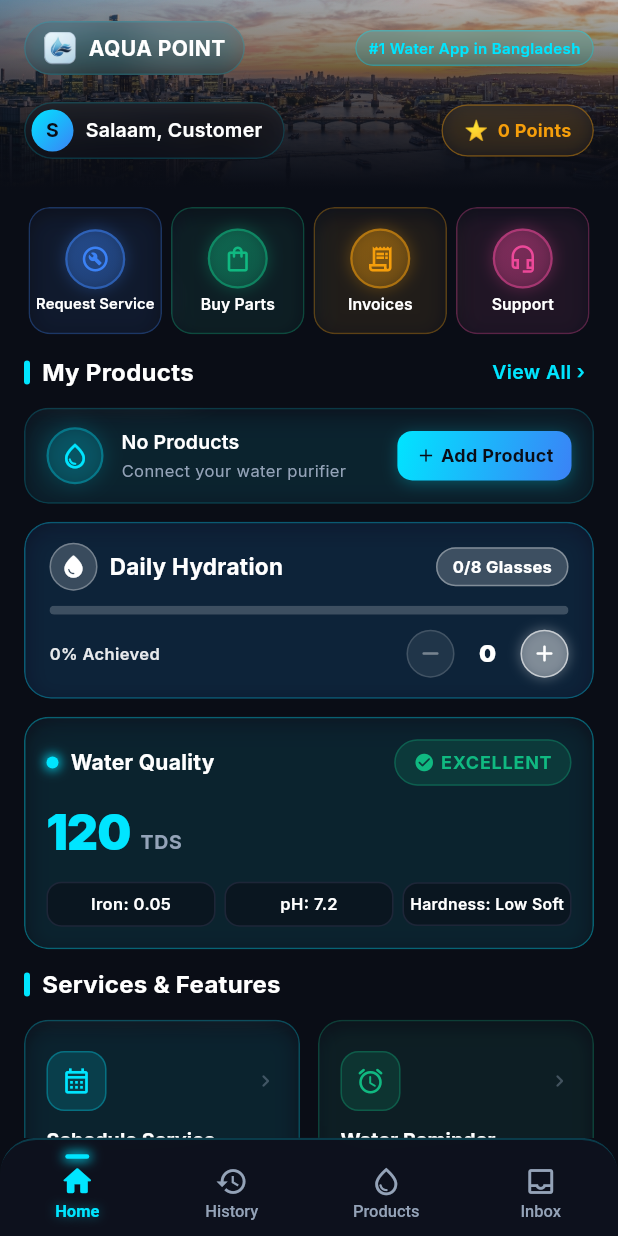
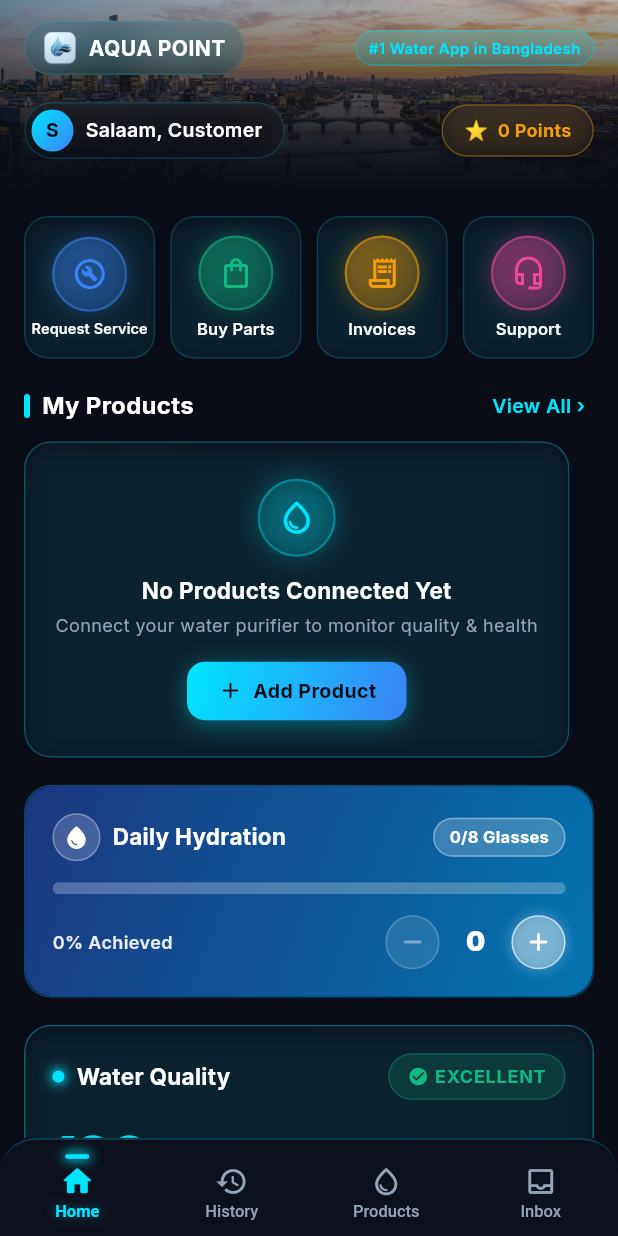
Before and after one commit to mahbubshihab/aqua_point_user_app, a Flutter app: the screen it shows after launch, on a phone screen of 412 x 824 dp. Run offline on Flutter 3.47's test engine with Material 3 defaults, Android fonts, the light colour scheme and no system bars; our stand-ins replace equatable, flutter_bloc, gap, google_fonts; network calls fail.

Commit message:
style(home): restore spacious luxury card layout and elevate UI polish

```diff
--- a/lib/features/home/presentation/pages/home_page.dart
+++ b/lib/features/home/presentation/pages/home_page.dart
@@ -76,7 +76,7 @@
                         );
                       },
                     ),
-                    const Gap(12),
+                    const Gap(18),
 
                     // Content below header banner with horizontal padding
                     Padding(
@@ -124,11 +124,11 @@
                               ),
                             ],
                           ),
-                          const Gap(12),
+                          const Gap(18),
 
                           // My Products Section
                           const MyProductsSection(),
-                          const Gap(12),
+                          const Gap(18),
 
                           // Hydration Tracker Widget
                           HydrationTrackerWidget(
@@ -140,19 +140,19 @@
                               context.read<HomeBloc>().add(const DecrementHydration());
                             },
                           ),
-                          const Gap(12),
+                          const Gap(18),
 
                           // Water Quality Card
                           WaterQualityCard(waterQuality: state.waterQuality),
-                          const Gap(12),
+                          const Gap(18),
 
                           // Services Grid
                           const ServicesGrid(),
-                          const Gap(12),
+                          const Gap(18),
 
                           // Blogs & News Section
                           BlogsNewsSection(blogs: state.blogs),
-                          const Gap(20),
+                          const Gap(24),
 
                           // Footer
                           const Center(
--- a/lib/features/home/presentation/widgets/hydration_tracker_widget.dart
+++ b/lib/features/home/presentation/widgets/hydration_tracker_widget.dart
@@ -21,10 +21,23 @@
         : 0.0;
 
     return GlassCard(
-      padding: const EdgeInsets.symmetric(horizontal: 16, vertical: 13),
+      padding: EdgeInsets.zero,
       borderRadius: 18,
-      fillColor: const Color(0x2A1E3A8A),
-      borderColor: const Color(0xFF06B6D4).withValues(alpha: 0.4),
+      borderColor: const Color(0xFF0284C7).withValues(alpha: 0.5),
+      fillColor: Colors.transparent,
+      child: Container(
+        padding: const EdgeInsets.all(18),
+        decoration: BoxDecoration(
+          borderRadius: BorderRadius.circular(18),
+          gradient: LinearGradient(
+            colors: [
+              const Color(0xFF1E3A8A).withValues(alpha: 0.9),
+              const Color(0xFF0284C7).withValues(alpha: 0.85),
+            ],
+            begin: Alignment.topLeft,
+            end: Alignment.bottomRight,
+          ),
+        ),
         child: Column(
           crossAxisAlignment: CrossAxisAlignment.start,
           children: [
@@ -86,53 +99,53 @@
               ],
             ),
 
-          const SizedBox(height: 10),
+            const SizedBox(height: 14),
 
-          // Minimal Progress Bar
+            // Glass Linear Progress Bar
             ClipRRect(
               borderRadius: BorderRadius.circular(10),
               child: LinearProgressIndicator(
                 value: progressRatio,
-              minHeight: 6,
-              backgroundColor: Colors.white.withValues(alpha: 0.2),
+                minHeight: 8,
+                backgroundColor: Colors.white.withValues(alpha: 0.25),
                 valueColor: const AlwaysStoppedAnimation<Color>(Colors.white),
               ),
             ),
 
-          const SizedBox(height: 10),
+            const SizedBox(height: 14),
 
-          // Interactive Controls Row with Glowing Circular Glass Buttons
+            // Interactive Controls Row with Frosted White Glass Buttons
             Row(
               mainAxisAlignment: MainAxisAlignment.spaceBetween,
               children: [
                 Text(
                   '${(progressRatio * 100).toInt()}% Achieved',
                   style: TextStyle(
-                  fontSize: 11,
+                    fontSize: 12,
                     fontWeight: FontWeight.w600,
                     color: Colors.white.withValues(alpha: 0.9),
                   ),
                 ),
                 Row(
                   children: [
-                  // Glowing Glass Decrement Button (-)
+                    // Frosted White Glass Decrement Button (-)
                     Material(
                       color: Colors.transparent,
                       child: InkWell(
                         onTap: hydration.currentGlasses > 0 ? onDecrement : null,
-                      borderRadius: BorderRadius.circular(16),
+                        borderRadius: BorderRadius.circular(18),
                         child: Container(
-                        width: 32,
-                        height: 32,
+                          width: 36,
+                          height: 36,
                           decoration: BoxDecoration(
                             shape: BoxShape.circle,
                             color: hydration.currentGlasses > 0
                                 ? Colors.white.withValues(alpha: 0.25)
-                              : Colors.white.withValues(alpha: 0.08),
+                                : Colors.white.withValues(alpha: 0.1),
                             border: Border.all(
                               color: hydration.currentGlasses > 0
-                                ? Colors.white.withValues(alpha: 0.4)
-                                : Colors.white.withValues(alpha: 0.15),
+                                  ? Colors.white.withValues(alpha: 0.5)
+                                  : Colors.white.withValues(alpha: 0.2),
                               width: 1,
                             ),
                             boxShadow: hydration.currentGlasses > 0
@@ -146,15 +159,15 @@
                           ),
                           child: Icon(
                             Icons.remove_rounded,
-                          size: 18,
+                            size: 20,
                             color: hydration.currentGlasses > 0
                                 ? Colors.white
-                              : Colors.white38,
+                                : Colors.white.withValues(alpha: 0.4),
                           ),
                         ),
                       ),
                     ),
-                  const SizedBox(width: 10),
+                    const SizedBox(width: 12),
 
                     // Central Count Display
                     Container(
@@ -163,23 +176,23 @@
                       child: Text(
                         '${hydration.currentGlasses}',
                         style: const TextStyle(
-                        fontSize: 16,
+                          fontSize: 18,
                           fontWeight: FontWeight.w900,
                           color: Colors.white,
                         ),
                       ),
                     ),
-                  const SizedBox(width: 10),
+                    const SizedBox(width: 12),
 
-                  // Glowing Glass Increment Button (+)
+                    // Frosted White Glass Increment Button (+)
                     Material(
                       color: Colors.transparent,
                       child: InkWell(
                         onTap: onIncrement,
-                      borderRadius: BorderRadius.circular(16),
+                        borderRadius: BorderRadius.circular(18),
                         child: Container(
-                        width: 32,
-                        height: 32,
+                          width: 36,
+                          height: 36,
                           decoration: BoxDecoration(
                             shape: BoxShape.circle,
                             color: Colors.white.withValues(alpha: 0.3),
@@ -197,7 +210,7 @@
                           ),
                           child: const Icon(
                             Icons.add_rounded,
-                          size: 18,
+                            size: 20,
                             color: Colors.white,
                           ),
                         ),
@@ -209,6 +222,7 @@
             ),
           ],
         ),
+      ),
     );
   }
 }
--- a/lib/features/home/presentation/widgets/my_products_section.dart
+++ b/lib/features/home/presentation/widgets/my_products_section.dart
@@ -65,81 +65,79 @@
         ),
         const SizedBox(height: 10),
 
-        // Slim & Sleek Horizontal Empty State Glass Card
+        // Spacious, Luxurious Vertical Empty State Glass Card
         GlassCard(
-          padding: const EdgeInsets.symmetric(horizontal: 14, vertical: 12),
-          borderRadius: 16,
-          child: Row(
+          padding: const EdgeInsets.symmetric(vertical: 24, horizontal: 20),
+          borderRadius: 18,
+          borderColor: AppColors.primary.withValues(alpha: 0.3),
+          fillColor: const Color(0x1F1A2236),
+          child: Column(
+            mainAxisAlignment: MainAxisAlignment.center,
             children: [
-              // Sleek Icon Badge Container
+              // 52x52px Centered Cyan Icon Badge Container
               Container(
-                width: 38,
-                height: 38,
+                width: 52,
+                height: 52,
+                alignment: Alignment.center,
                 decoration: BoxDecoration(
                   color: AppColors.primary.withValues(alpha: 0.12),
                   shape: BoxShape.circle,
                   border: Border.all(
-                    color: AppColors.primary.withValues(alpha: 0.3),
+                    color: AppColors.primary.withValues(alpha: 0.35),
                     width: 1.5,
                   ),
                   boxShadow: [
                     BoxShadow(
-                      color: AppColors.primary.withValues(alpha: 0.15),
-                      blurRadius: 10,
+                      color: AppColors.primary.withValues(alpha: 0.25),
+                      blurRadius: 14,
                       spreadRadius: 1,
                     ),
                   ],
                 ),
                 child: const Icon(
                   Icons.water_drop_outlined,
-                  size: 20,
+                  size: 26,
                   color: AppColors.primary,
                 ),
               ),
-              const SizedBox(width: 12),
+              const SizedBox(height: 12),
 
               // Title and Subtitle Text
-              const Expanded(
-                child: Column(
-                  crossAxisAlignment: CrossAxisAlignment.start,
-                  mainAxisSize: MainAxisSize.min,
-                  children: [
-                    Text(
-                      'No Products',
+              const Text(
+                'No Products Connected Yet',
+                textAlign: TextAlign.center,
                 style: TextStyle(
-                        fontSize: 13,
-                        fontWeight: FontWeight.w600,
+                  fontSize: 15,
+                  fontWeight: FontWeight.bold,
                   color: AppColors.textPrimary,
-                        letterSpacing: 0.1,
+                  letterSpacing: 0.2,
                 ),
               ),
-                    SizedBox(height: 2),
-                    Text(
-                      'Connect your water purifier',
+              const SizedBox(height: 4),
+              const Text(
+                'Connect your water purifier to monitor quality & health',
+                textAlign: TextAlign.center,
                 style: TextStyle(
-                        fontSize: 11,
+                  fontSize: 12,
                   color: AppColors.textSecondary,
                 ),
               ),
-                  ],
-                ),
-              ),
-              const SizedBox(width: 8),
+              const SizedBox(height: 16),
 
-              // Compact Gradient Action Button + Add Product
+              // Vibrant Electric Cyan/Blue Gradient Action Button + Add Product
               Container(
                 decoration: BoxDecoration(
                   gradient: const LinearGradient(
-                    colors: [AppColors.primary, AppColors.secondary],
+                    colors: [Color(0xFF00E5FF), Color(0xFF3B82F6)],
                     begin: Alignment.topLeft,
                     end: Alignment.bottomRight,
                   ),
-                  borderRadius: BorderRadius.circular(10),
+                  borderRadius: BorderRadius.circular(12),
                   boxShadow: [
                     BoxShadow(
-                      color: AppColors.primary.withValues(alpha: 0.25),
-                      blurRadius: 8,
-                      offset: const Offset(0, 2),
+                      color: const Color(0xFF00E5FF).withValues(alpha: 0.35),
+                      blurRadius: 12,
+                      offset: const Offset(0, 3),
                     ),
                   ],
                 ),
@@ -147,21 +145,21 @@
                   color: Colors.transparent,
                   child: InkWell(
                     onTap: onAddProductTap,
-                    borderRadius: BorderRadius.circular(10),
+                    borderRadius: BorderRadius.circular(12),
                     child: const Padding(
-                      padding: EdgeInsets.symmetric(horizontal: 12, vertical: 8),
+                      padding: EdgeInsets.symmetric(horizontal: 20, vertical: 10),
                       child: Row(
                         mainAxisSize: MainAxisSize.min,
                         children: [
-                          Icon(Icons.add, size: 14, color: Color(0xFF0A0D16)),
-                          SizedBox(width: 3),
+                          Icon(Icons.add_rounded, size: 18, color: Color(0xFF0A0D16)),
+                          SizedBox(width: 6),
                           Text(
                             'Add Product',
                             style: TextStyle(
-                              fontSize: 12,
+                              fontSize: 13,
                               fontWeight: FontWeight.bold,
                               color: Color(0xFF0A0D16),
-                              letterSpacing: 0.2,
+                              letterSpacing: 0.3,
                             ),
                           ),
                         ],
--- a/lib/features/home/presentation/widgets/quick_action_grid.dart
+++ b/lib/features/home/presentation/widgets/quick_action_grid.dart
@@ -56,36 +56,36 @@
           ),
         ];
 
-    return Row(
-      mainAxisAlignment: MainAxisAlignment.spaceBetween,
+    return GridView.count(
+      crossAxisCount: 4,
+      shrinkWrap: true,
+      physics: const NeverScrollableScrollPhysics(),
+      crossAxisSpacing: 10,
+      mainAxisSpacing: 10,
+      childAspectRatio: 0.92,
       children: actionItems.map((item) {
         final secColor = item.secondaryColor ?? item.iconColor.withValues(alpha: 0.6);
 
-        return Expanded(
-          child: Padding(
-            padding: const EdgeInsets.symmetric(horizontal: 3),
-            child: AspectRatio(
-              aspectRatio: 1.05,
-              child: GlassCard(
-                padding: const EdgeInsets.symmetric(vertical: 6, horizontal: 4),
-                borderRadius: 14,
-                borderColor: item.iconColor.withValues(alpha: 0.3),
+        return GlassCard(
+          padding: const EdgeInsets.symmetric(vertical: 8, horizontal: 4),
+          borderRadius: 16,
+          borderColor: const Color(0x3300E5FF),
           fillColor: const Color(0x1F1A2236),
           onTap: item.onTap,
           child: Column(
             mainAxisAlignment: MainAxisAlignment.center,
             mainAxisSize: MainAxisSize.min,
             children: [
-                    // Dual-tone Gradient Glowing Icon Circle (40x40px)
+              // Dual-tone Gradient Glowing Icon Circle (50x50px)
               Container(
-                      width: 40,
-                      height: 40,
+                width: 50,
+                height: 50,
                 alignment: Alignment.center,
                 decoration: BoxDecoration(
                   shape: BoxShape.circle,
                   gradient: LinearGradient(
                     colors: [
-                            item.iconColor.withValues(alpha: 0.3),
+                      item.iconColor.withValues(alpha: 0.35),
                       secColor.withValues(alpha: 0.15),
                     ],
                     begin: Alignment.topLeft,
@@ -98,7 +98,7 @@
                   boxShadow: [
                     BoxShadow(
                       color: item.iconColor.withValues(alpha: 0.25),
-                            blurRadius: 8,
+                      blurRadius: 10,
                       spreadRadius: 1,
                     ),
                   ],
@@ -106,31 +106,28 @@
                 child: Icon(
                   item.icon,
                   color: item.iconColor,
-                        size: 20,
+                  size: 24,
                 ),
               ),
-                    const SizedBox(height: 4),
+              const SizedBox(height: 6),
               FittedBox(
                 fit: BoxFit.scaleDown,
                 child: Text(
                   item.label,
                   textAlign: TextAlign.center,
-                        maxLines: 1,
+                  maxLines: 2,
                   overflow: TextOverflow.ellipsis,
                   style: const TextStyle(
-                          fontSize: 10.5,
+                    fontSize: 11,
                     fontWeight: FontWeight.w600,
                     color: AppColors.textPrimary,
-                          height: 1.1,
+                    height: 1.15,
                     letterSpacing: 0.1,
                   ),
                 ),
               ),
             ],
           ),
-              ),
-            ),
-          ),
         );
       }).toList(),
     );
--- a/lib/features/home/presentation/widgets/water_quality_card.dart
+++ b/lib/features/home/presentation/widgets/water_quality_card.dart
@@ -15,8 +15,8 @@
   @override
   Widget build(BuildContext context) {
     return GlassCard(
-      padding: const EdgeInsets.all(14),
-      borderRadius: 16,
+      padding: const EdgeInsets.all(18),
+      borderRadius: 18,
       borderColor: AppColors.primary.withValues(alpha: 0.35),
       child: Column(
         crossAxisAlignment: CrossAxisAlignment.start,
@@ -46,7 +46,7 @@
                   const Text(
                     'Water Quality',
                     style: TextStyle(
-                      fontSize: 14,
+                      fontSize: 15,
                       fontWeight: FontWeight.bold,
                       color: AppColors.textPrimary,
                       letterSpacing: 0.2,
@@ -58,9 +58,9 @@
             ],
           ),
 
-          const SizedBox(height: 8),
+          const SizedBox(height: 12),
 
-          // Large Electric Cyan TDS Numeric Display
+          // Large Bold Electric Cyan TDS Numeric Display
           Row(
             crossAxisAlignment: CrossAxisAlignment.baseline,
             textBaseline: TextBaseline.alphabetic,
@@ -68,17 +68,17 @@
               Text(
                 '${waterQuality.tds}',
                 style: const TextStyle(
-                  fontSize: 32,
+                  fontSize: 36,
                   fontWeight: FontWeight.w900,
                   color: AppColors.primary,
                   letterSpacing: -0.5,
                 ),
               ),
-              const SizedBox(width: 6),
+              const SizedBox(width: 8),
               const Text(
                 'TDS',
                 style: TextStyle(
-                  fontSize: 13,
+                  fontSize: 14,
                   fontWeight: FontWeight.w700,
                   color: AppColors.textSecondary,
                   letterSpacing: 0.5,
@@ -87,28 +87,31 @@
             ],
           ),
 
-          const SizedBox(height: 10),
+          const SizedBox(height: 14),
 
-          // 3 Minimal Metric Pills: Iron: 0.05, pH: 7.2, Hardness: Low
+          // 3 Spacious Sub-Metric Boxes: Iron: 0.05, pH: 7.2, Hardness: Low
           Row(
             children: [
               Expanded(
-                child: _MinimalMetricPill(
-                  label: 'Iron: ${waterQuality.iron}',
+                child: _SpaciousMetricBox(
+                  label: 'Iron',
+                  value: '${waterQuality.iron}',
                   accentColor: AppColors.primary,
                 ),
               ),
-              const SizedBox(width: 6),
+              const SizedBox(width: 8),
               Expanded(
-                child: _MinimalMetricPill(
-                  label: 'pH: ${waterQuality.ph}',
+                child: _SpaciousMetricBox(
+                  label: 'pH',
+                  value: '${waterQuality.ph}',
                   accentColor: AppColors.accentGreen,
                 ),
               ),
-              const SizedBox(width: 6),
+              const SizedBox(width: 8),
               Expanded(
-                child: _MinimalMetricPill(
-                  label: 'Hardness: ${waterQuality.hardness}',
+                child: _SpaciousMetricBox(
+                  label: 'Hardness',
+                  value: waterQuality.hardness,
                   accentColor: AppColors.accentGold,
                 ),
               ),
@@ -120,40 +123,52 @@
   }
 }
 
-class _MinimalMetricPill extends StatelessWidget {
+class _SpaciousMetricBox extends StatelessWidget {
   final String label;
+  final String value;
   final Color accentColor;
 
-  const _MinimalMetricPill({
+  const _SpaciousMetricBox({
     required this.label,
+    required this.value,
     required this.accentColor,
   });
 
   @override
   Widget build(BuildContext context) {
     return Container(
-      padding: const EdgeInsets.symmetric(vertical: 6, horizontal: 4),
+      padding: const EdgeInsets.symmetric(vertical: 10, horizontal: 8),
       decoration: BoxDecoration(
-        color: AppColors.background.withValues(alpha: 0.6),
-        borderRadius: BorderRadius.circular(10),
+        color: AppColors.background.withValues(alpha: 0.5),
+        borderRadius: BorderRadius.circular(12),
         border: Border.all(
-          color: AppColors.divider,
+          color: accentColor.withValues(alpha: 0.25),
           width: 1,
         ),
       ),
-      child: FittedBox(
-        fit: BoxFit.scaleDown,
-        child: Text(
-          label,
-          textAlign: TextAlign.center,
-          maxLines: 1,
-          overflow: TextOverflow.ellipsis,
-          style: const TextStyle(
-            fontSize: 11,
-            fontWeight: FontWeight.w600,
-            color: AppColors.textPrimary,
+      child: Column(
+        children: [
+          Text(
+            label,
+            style: TextStyle(
+              fontSize: 11,
+              fontWeight: FontWeight.w500,
+              color: AppColors.textSecondary,
+            ),
           ),
-        ),
+          const SizedBox(height: 4),
+          FittedBox(
+            fit: BoxFit.scaleDown,
+            child: Text(
+              value,
+              style: const TextStyle(
+                fontSize: 13,
+                fontWeight: FontWeight.bold,
+                color: AppColors.textPrimary,
+              ),
+            ),
+          ),
+        ],
       ),
     );
   }
```
Lines whose indentation alone changed are shown as unchanged.
